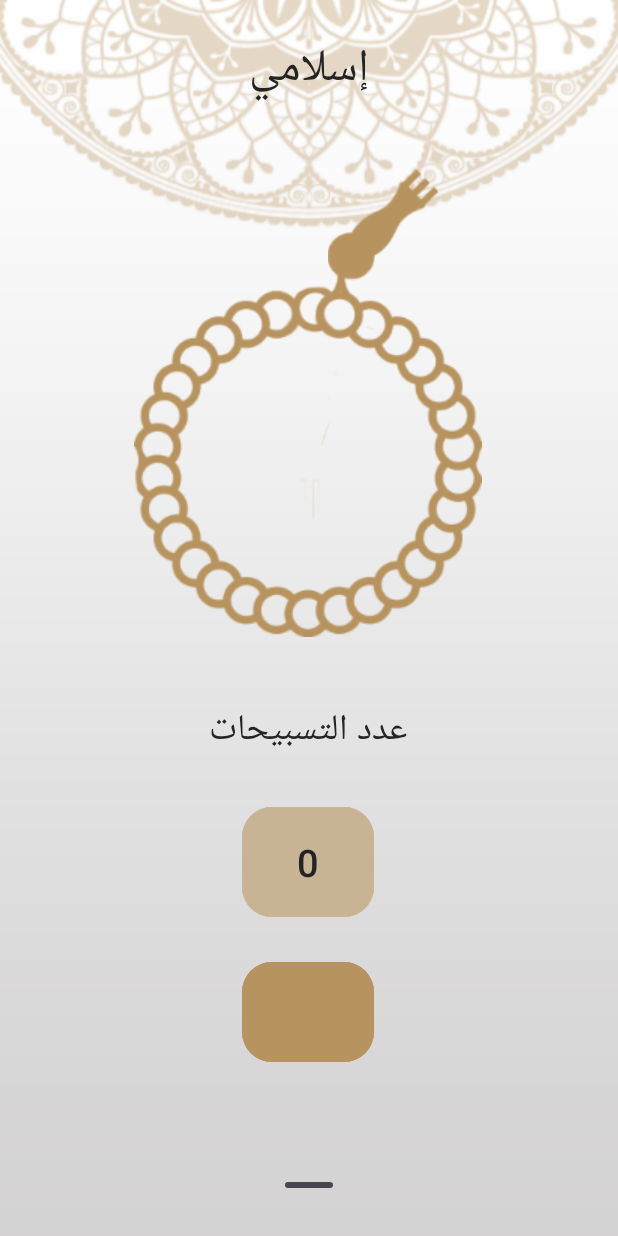
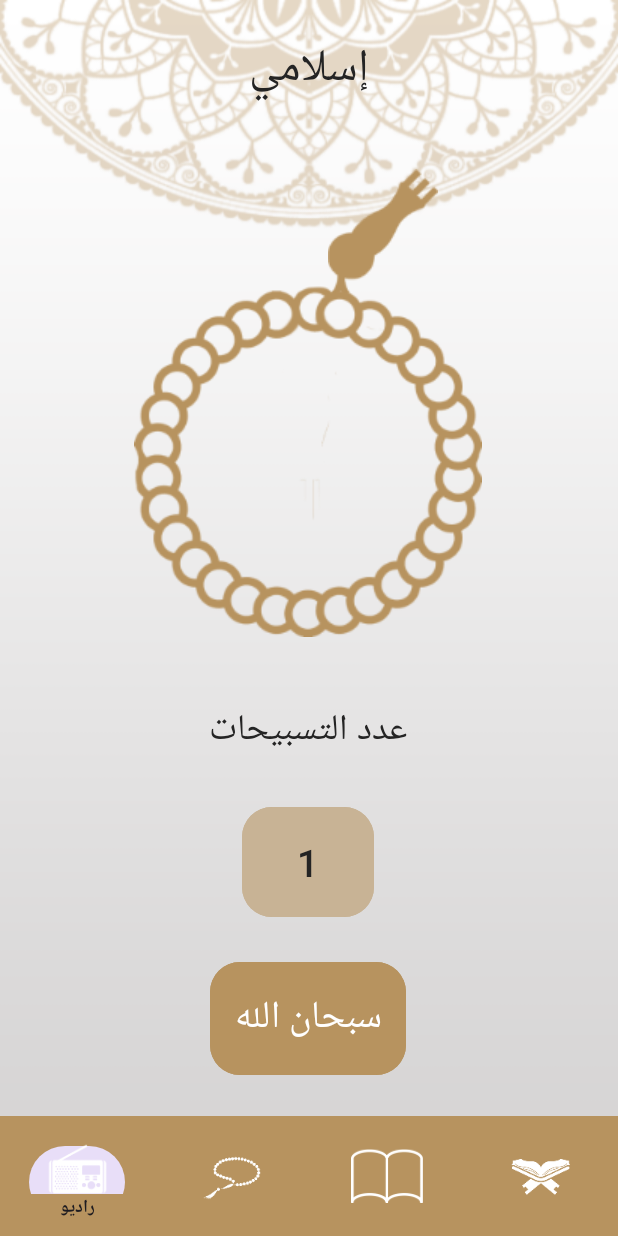
Before and after one commit to moehab03/Islami, an Android app: the SebhaFragment screen opened directly, with no data from a screen before it, on a phone screen of 412 x 824 dp. Run offline under Robolectric (Android 15) with nearby library versions, the phone set to English and light mode, and no system bars.

Commit message:
Sebha code done. Bottom navigation added.

```diff
--- a/app/src/main/java/com/example/islami/ui/screens/sebha/SebhaFragment.kt
+++ b/app/src/main/java/com/example/islami/ui/screens/sebha/SebhaFragment.kt
@@ -9,25 +9,31 @@ import android.widget.Button
 import android.widget.ImageView
 import android.widget.Toast
 import com.example.islami.R
+import com.example.islami.databinding.ActivityHomeBinding
+import com.example.islami.databinding.FragmentSebhaBinding
 
 class SebhaFragment : Fragment() {
-
+    lateinit var binding: FragmentSebhaBinding
     private var azkarList = ArrayList<String>()
+    var counter = 1
+    var azkarCounter = 1
 
     override fun onCreateView(
         inflater: LayoutInflater, container: ViewGroup?,
         savedInstanceState: Bundle?
     ): View {
-        val view = inflater.inflate(R.layout.fragment_sebha, container, false)
-
         fillArray()
-        return view
+        binding = FragmentSebhaBinding.inflate(inflater, container, false)
+        binding.counterBtn.text = counter.toString()
+        binding.zekrTv.text = azkarList[0]
+        return binding.root
     }
 
     override fun onViewCreated(view: View, savedInstanceState: Bundle?) {
         super.onViewCreated(view, savedInstanceState)
-
-
+        binding.counterBtn.setOnClickListener {
+            increaseCounter()
+        }
     }
 
     private fun fillArray() {
@@ -39,4 +45,20 @@ class SebhaFragment : Fragment() {
         azkarList.add("اللهم صلي وسلم وبارك علي سيدنا محمد")
         azkarList.add("استغفرك ربي و اتوب إليك")
     }
+
+    private fun increaseCounter() {
+        if (counter % 33 == 0)
+            changeZekr()
+
+        counter++
+        binding.counterBtn.text = counter.toString()
+    }
+
+    private fun changeZekr() {
+        if (azkarCounter == azkarList.size)
+            azkarCounter = 0
+
+        binding.zekrTv.text = azkarList[azkarCounter]
+        azkarCounter++
+    }
 }
--- a/app/src/main/res/layout/activity_home.xml
+++ b/app/src/main/res/layout/activity_home.xml
@@ -23,15 +23,18 @@
         android:id="@+id/frame_layout"
         android:layout_width="match_parent"
         android:layout_height="0dp"
-        app:layout_constraintBottom_toTopOf="@+id/bottom_sheet"
+        app:layout_constraintBottom_toTopOf="@+id/bottom_nav"
         app:layout_constraintEnd_toEndOf="parent"
         app:layout_constraintStart_toStartOf="parent"
         app:layout_constraintTop_toBottomOf="@id/islami_head_tv" />
 
-    <com.google.android.material.bottomsheet.BottomSheetDragHandleView
-        android:id="@+id/bottom_sheet"
+    <com.google.android.material.bottomnavigation.BottomNavigationView
+        android:id="@+id/bottom_nav"
         android:layout_width="match_parent"
         android:layout_height="wrap_content"
+        android:background="@color/orange"
+        app:itemIconSize="48dp"
+        app:itemIconTint="@color/white"
         app:layout_constraintBottom_toBottomOf="parent"
         app:layout_constraintEnd_toEndOf="parent"
         app:layout_constraintStart_toStartOf="parent"
--- a/app/src/main/res/layout/fragment_sebha.xml
+++ b/app/src/main/res/layout/fragment_sebha.xml
@@ -49,7 +49,7 @@
         android:padding="0dp"
         android:textColor="@color/light_black"
         android:textSize="25sp"
-        android:text="@string/_0"
+        tools:text="0"
         app:cornerRadius="20dp"
         app:layout_constraintEnd_toEndOf="@+id/tasbih_counter_tv"
         app:layout_constraintStart_toStartOf="@+id/tasbih_counter_tv"
--- a/app/src/main/res/menu/bottom_sheet.xml
+++ b/app/src/main/res/menu/bottom_sheet.xml
@@ -1,25 +1,28 @@
 <?xml version="1.0" encoding="utf-8"?>
-<menu xmlns:android="http://schemas.android.com/apk/res/android">
-
+<menu xmlns:app="http://schemas.android.com/apk/res-auto"
+    xmlns:android="http://schemas.android.com/apk/res/android">
+    <item
+        android:layout_width="wrap_content"
+        android:layout_height="wrap_content"
+        android:icon="@drawable/ic_radio"
+        android:title="@string/radio"
+        app:showAsAction="ifRoom" />
     <item
         android:layout_width="wrap_content"
         android:layout_height="wrap_content"
         android:icon="@drawable/ic_sebha"
-        android:title="@string/quran" />
+        android:title="@string/tasbeh"
+        app:showAsAction="ifRoom" />
     <item
         android:layout_width="wrap_content"
         android:layout_height="wrap_content"
+        android:icon="@drawable/ic_ahadeth"
         android:title="@string/ahadeth"
-        android:icon="@drawable/ic_ahadeth"/>
+        app:showAsAction="always" />
     <item
         android:layout_width="wrap_content"
         android:layout_height="wrap_content"
-        android:title="@string/tasbeh"
-        android:icon="@drawable/ic_sebha"/>
-    <item
-        android:layout_width="wrap_content"
-        android:layout_height="wrap_content"
-        android:title="@string/radio"
-        android:icon="@drawable/ic_radio"/>
-
+        android:icon="@drawable/ic_quran"
+        android:title="@string/quran"
+        app:showAsAction="always" />
 </menu>
--- a/app/src/main/res/values/strings.xml
+++ b/app/src/main/res/values/strings.xml
@@ -9,5 +9,4 @@
     <string name="ahadeth">الاحاديث</string>
     <string name="tasbeh">تسبيح</string>
     <string name="radio">راديو</string>
-    <string name="_0">0</string>
 </resources>
```
